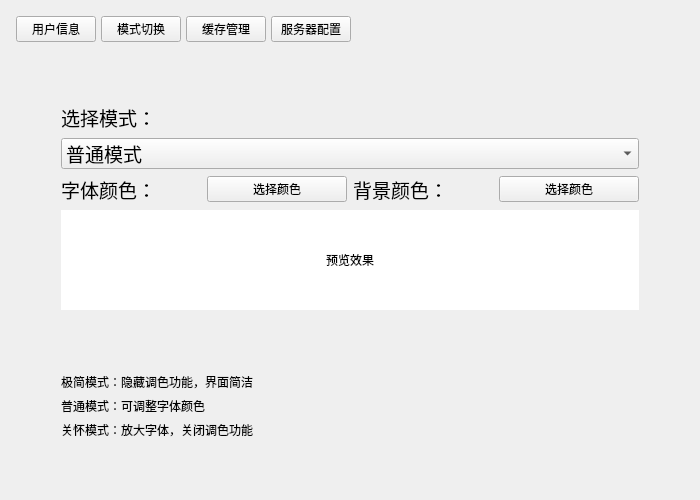
First picture: the form in Client_Qt/Client/settingswidget.ui, repository lazale666/Smart-Medica-Terminal, before the edit.
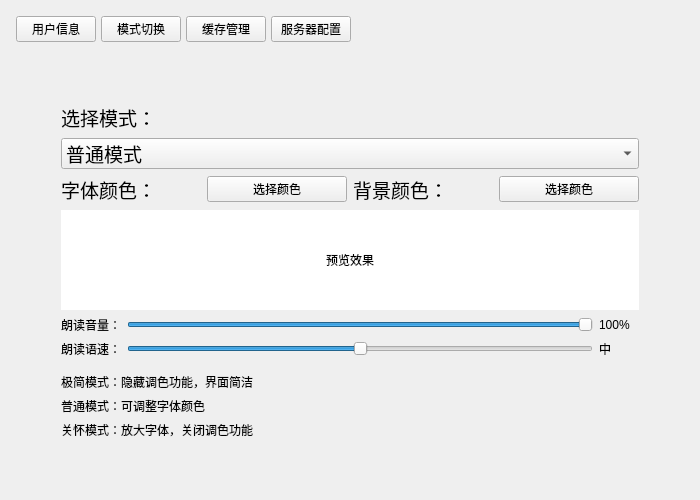
Second picture: the form after the edit. The open tabs and pages were chosen to show the change.

```diff
--- a/Client_Qt/Client/settingswidget.ui
+++ b/Client_Qt/Client/settingswidget.ui
@@ -236,6 +236,86 @@
          </property>
         </widget>
        </item>
+       <item>
+        <layout class="QHBoxLayout" name="speechLayout">
+         <item>
+          <widget class="QLabel" name="volumeLabel">
+           <property name="text">
+            <string>朗读音量：</string>
+           </property>
+          </widget>
+         </item>
+         <item>
+          <widget class="QSlider" name="volumeSlider">
+           <property name="maximum">
+            <number>100</number>
+           </property>
+           <property name="pageStep">
+            <number>10</number>
+           </property>
+           <property name="value">
+            <number>100</number>
+           </property>
+           <property name="orientation">
+            <enum>Qt::Orientation::Horizontal</enum>
+           </property>
+          </widget>
+         </item>
+         <item>
+          <widget class="QLabel" name="volumeValueLabel">
+           <property name="text">
+            <string>100%</string>
+           </property>
+           <property name="minimumSize">
+            <size>
+             <width>40</width>
+             <height>0</height>
+            </size>
+           </property>
+          </widget>
+         </item>
+        </layout>
+       </item>
+       <item>
+        <layout class="QHBoxLayout" name="rateLayout">
+         <item>
+          <widget class="QLabel" name="rateLabel">
+           <property name="text">
+            <string>朗读语速：</string>
+           </property>
+          </widget>
+         </item>
+         <item>
+          <widget class="QSlider" name="rateSlider">
+           <property name="maximum">
+            <number>100</number>
+           </property>
+           <property name="pageStep">
+            <number>10</number>
+           </property>
+           <property name="value">
+            <number>50</number>
+           </property>
+           <property name="orientation">
+            <enum>Qt::Orientation::Horizontal</enum>
+           </property>
+          </widget>
+         </item>
+         <item>
+          <widget class="QLabel" name="rateValueLabel">
+           <property name="text">
+            <string>中</string>
+           </property>
+           <property name="minimumSize">
+            <size>
+             <width>40</width>
+             <height>0</height>
+            </size>
+           </property>
+          </widget>
+         </item>
+        </layout>
+       </item>
        <item>
         <spacer name="modeSpacer">
          <property name="orientation">
@@ -244,7 +324,7 @@
          <property name="sizeHint" stdset="0">
           <size>
            <width>20</width>
-           <height>40</height>
+           <height>20</height>
           </size>
          </property>
         </spacer>
```
Left out of the diff: 56 changed lines with no effect on the pictures.
